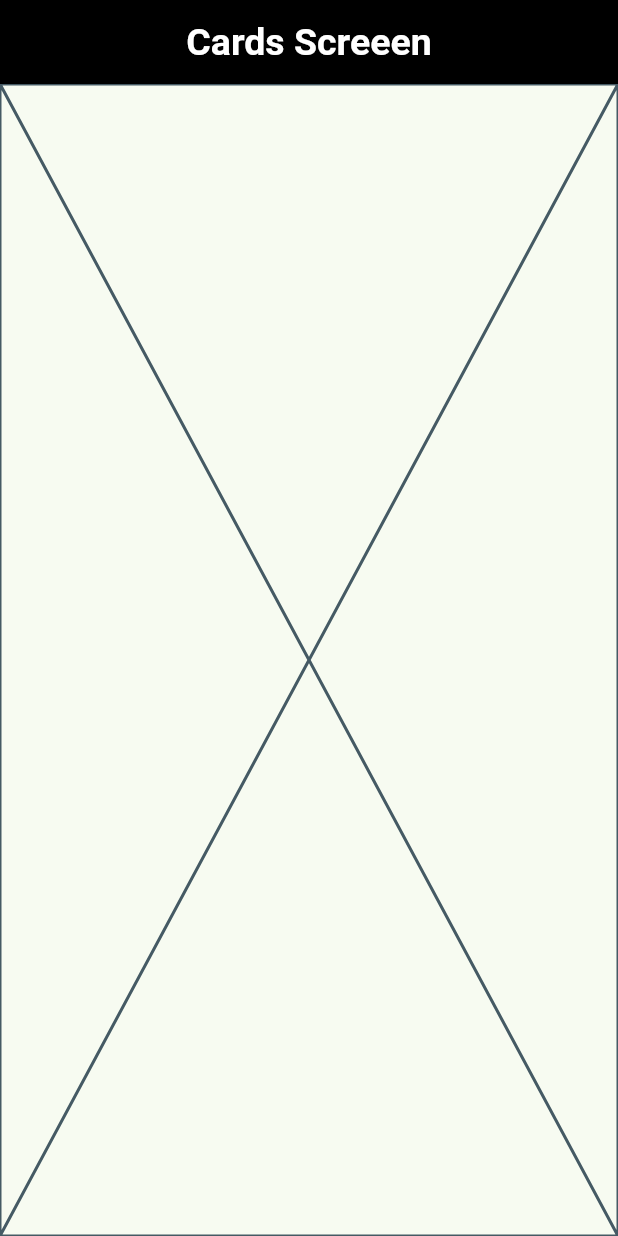
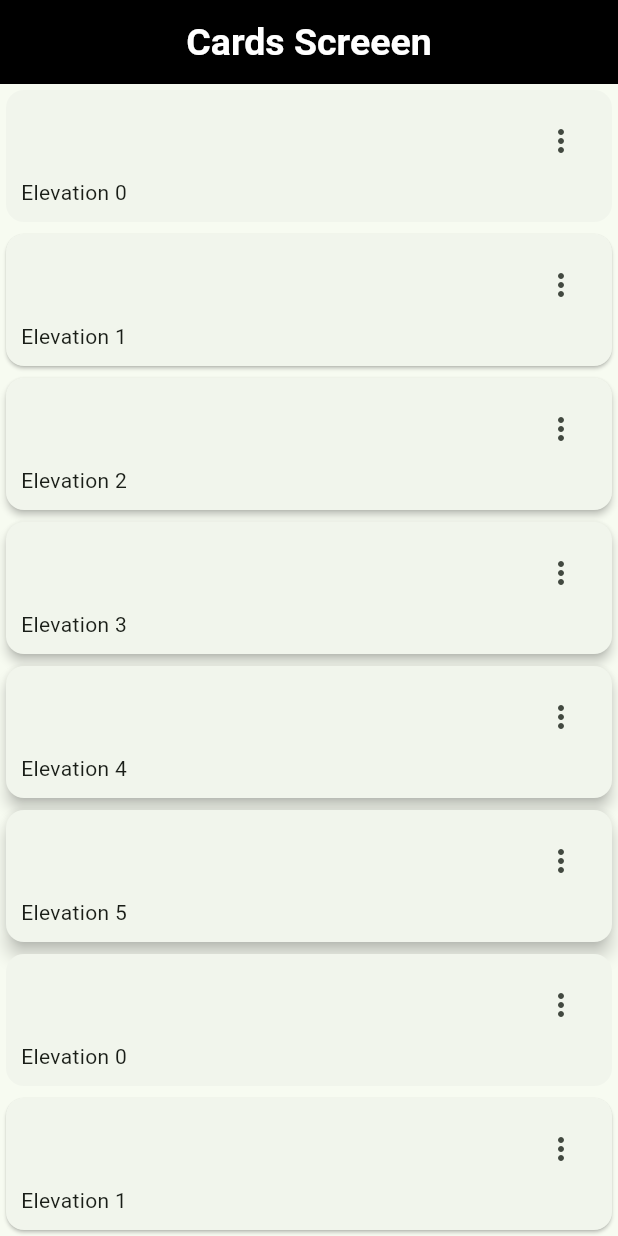
Before and after one commit to KeingCasabona/Example-Flutter-Dart-Section9-WidgetsApp, a Flutter app: the CardsScreen screen opened by its route, on a phone screen of 412 x 824 dp. Run offline on Flutter 3.47's test engine with Material 3 defaults, Android fonts, the phone set to English and light mode, and no system bars; our stand-ins replace go_router.

Commit message:
feat: Add Cards

```diff
--- a/lib/presentation/screens/cards/cards_screen.dart
+++ b/lib/presentation/screens/cards/cards_screen.dart
@@ -1,4 +1,13 @@
 import 'package:flutter/material.dart';
+
+const cards = <Map<String, dynamic>>[
+  {'elevation': 0.0, 'label': 'Elevation 0'},
+  {'elevation': 1.0, 'label': 'Elevation 1'},
+  {'elevation': 2.0, 'label': 'Elevation 2'},
+  {'elevation': 3.0, 'label': 'Elevation 3'},
+  {'elevation': 4.0, 'label': 'Elevation 4'},
+  {'elevation': 5.0, 'label': 'Elevation 5'},
+];
 
 class CardsScreen extends StatelessWidget {
   static const String name = 'cards_screen';
@@ -10,7 +19,73 @@ class CardsScreen extends StatelessWidget {
       appBar: AppBar(
         title: const Text('Cards Screeen'),
       ),
-      body: Placeholder(),
+      body: _CardsView(),
     );
   }
 }
+
+class _CardsView extends StatelessWidget {
+  const _CardsView({
+    super.key,
+  });
+
+  @override
+  Widget build(BuildContext context) {
+    return SingleChildScrollView(
+      child: Column(
+        children: [
+          ...cards.map(
+            (card) => _CardType1(
+              label: card['label'],
+              elevation: card['elevation'],
+            ),
+          ),
+          ...cards.map(
+            (card) => _CardType1(
+              label: card['label'],
+              elevation: card['elevation'],
+            ),
+          )
+        ],
+      ),
+    );
+  }
+}
+
+class _CardType1 extends StatelessWidget {
+  const _CardType1({
+    required this.label,
+    required this.elevation,
+  });
+
+  final String label;
+  final double elevation;
+
+  @override
+  Widget build(BuildContext context) {
+    return Card(
+      elevation: elevation,
+      child: Padding(
+        padding: EdgeInsets.symmetric(
+          horizontal: 10,
+          vertical: 10,
+        ),
+        child: Column(
+          children: [
+            Align(
+              alignment: Alignment.topRight,
+              child: IconButton(
+                onPressed: () {},
+                icon: Icon(Icons.more_vert_outlined),
+              ),
+            ),
+            Align(
+              alignment: Alignment.bottomLeft,
+              child: Text(label),
+            )
+          ],
+        ),
+      ),
+    );
+  }
+}
```
